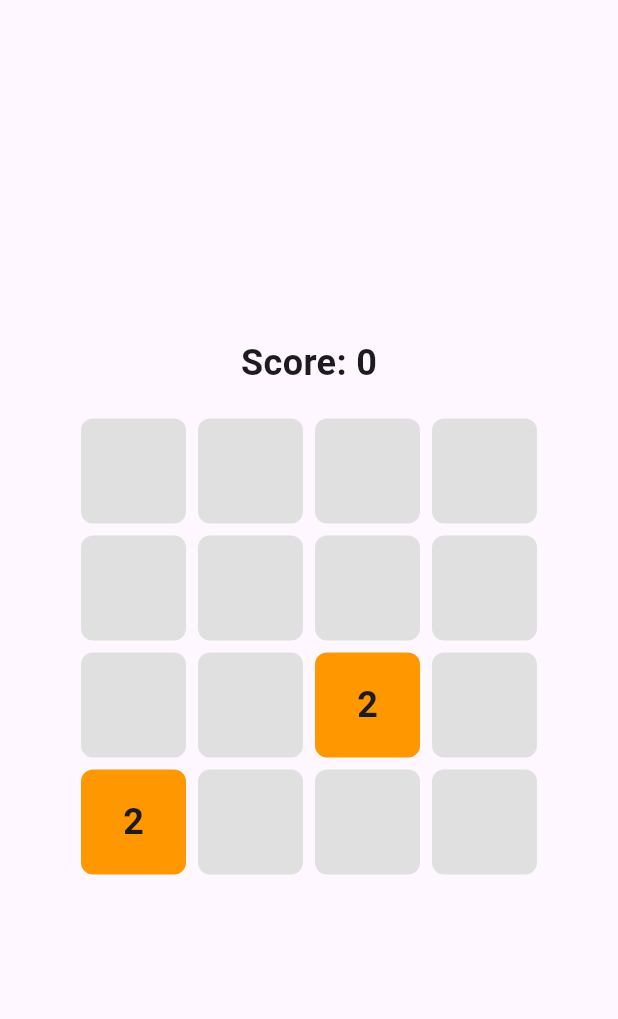
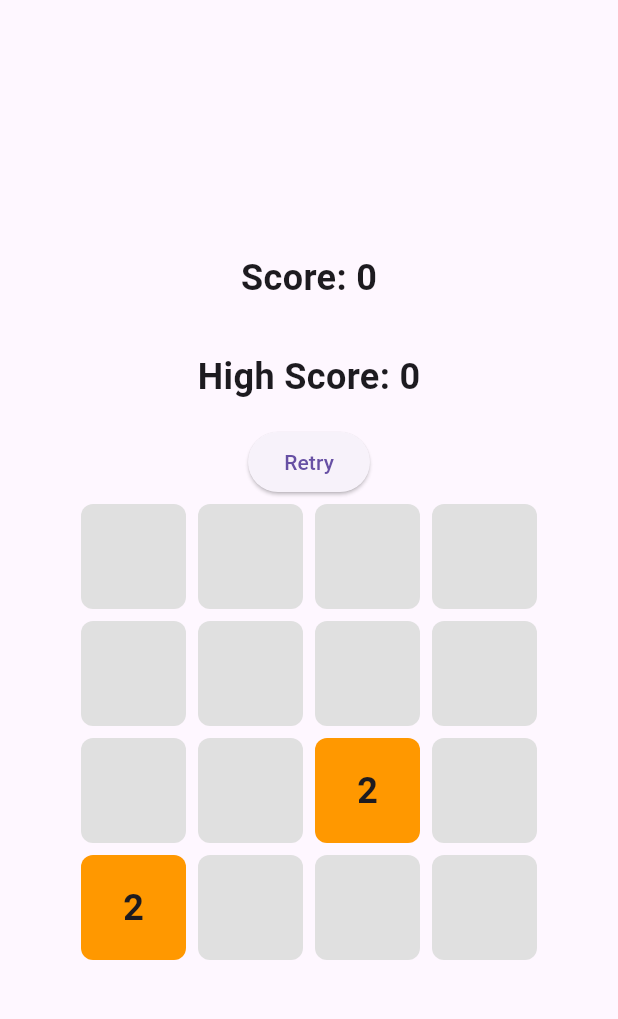
Before and after one commit to STRockefeller/2048, a Flutter app: the screen it shows after launch, on a phone screen of 412 x 824 dp, the part 63-1082 px from its top. Run offline on Flutter 3.47's test engine with Material 3 defaults, Android fonts, the light colour scheme and no system bars.

Commit message:
✨ feat: show the highest score

```diff
--- a/lib/pages/game_page.dart
+++ b/lib/pages/game_page.dart
@@ -14,6 +14,7 @@ class _GamePageState extends State<GamePage> {
   List<List<int>> grid = List.generate(4, (_) => List.generate(4, (_) => 0));
   FocusNode _focusNode = FocusNode();
   int _score = 0;
+  int _highScore = 0;
 
   @override
   void initState() {
@@ -55,6 +56,9 @@ class _GamePageState extends State<GamePage> {
       if (newRow[i] == newRow[i + 1]) {
         newRow[i] *= 2;
         _score += newRow[i];
+        if (_score > _highScore) {
+          _highScore = _score;
+        }
         newRow[i + 1] = 0;
       }
     }
@@ -135,6 +139,15 @@ class _GamePageState extends State<GamePage> {
     });
   }
 
+  void _resetGame() {
+    setState(() {
+      grid = List.generate(4, (_) => List.generate(4, (_) => 0));
+      _score = 0;
+      _addNewNumber();
+      _addNewNumber();
+    });
+  }
+
   @override
   Widget build(BuildContext context) {
     return Scaffold(
@@ -157,36 +170,28 @@ class _GamePageState extends State<GamePage> {
           }
           return KeyEventResult.handled;
         },
-        child: GestureDetector(
-          onPanEnd: (details) {
-            final threshold = 20; // 設定一個閾值，用來判斷滑動距離
-            final dx = details.velocity.pixelsPerSecond.dx;
-            final dy = details.velocity.pixelsPerSecond.dy;
-
-            if (dx.abs() > dy.abs()) {
-              if (dx > threshold) {
-                _move(Direction.right);
-              } else if (dx < -threshold) {
-                _move(Direction.left);
-              }
-            } else {
-              if (dy > threshold) {
-                _move(Direction.down);
-              } else if (dy < -threshold) {
-                _move(Direction.up);
-              }
-            }
-          },
         child: Column(
           mainAxisAlignment: MainAxisAlignment.center,
           children: [
             Padding(
               padding: const EdgeInsets.all(16.0),
               child: Text(
-                  'Score: $_score', // 顯示分數
-                  style: const TextStyle(
-                      fontSize: 24, fontWeight: FontWeight.bold),
+                'Score: $_score', // 顯示當前分數
+                style:
+                    const TextStyle(fontSize: 24, fontWeight: FontWeight.bold),
               ),
+            ),
+            Padding(
+              padding: const EdgeInsets.all(16.0),
+              child: Text(
+                'High Score: $_highScore', // 顯示最高分數
+                style:
+                    const TextStyle(fontSize: 24, fontWeight: FontWeight.bold),
+              ),
+            ),
+            ElevatedButton(
+              onPressed: _resetGame,
+              child: const Text('Retry'), // 重試按鈕
             ),
             ...List.generate(4, (row) {
               return Row(
@@ -218,7 +223,6 @@ class _GamePageState extends State<GamePage> {
           ],
         ),
       ),
-      ),
     );
   }
 }
```
Lines whose indentation alone changed are shown as unchanged.
